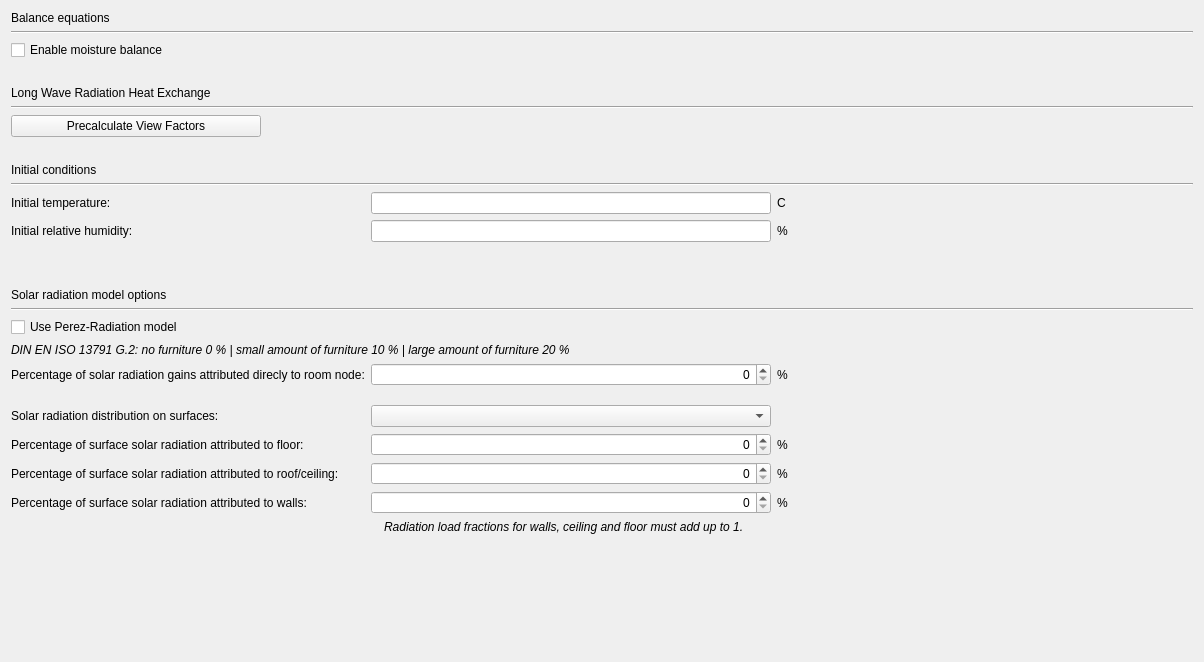
Above: SIM-VICUS/src/SVSimulationModelOptions.ui from Brockaaa/SIM-VICUS before the change. Below: the same form after it.
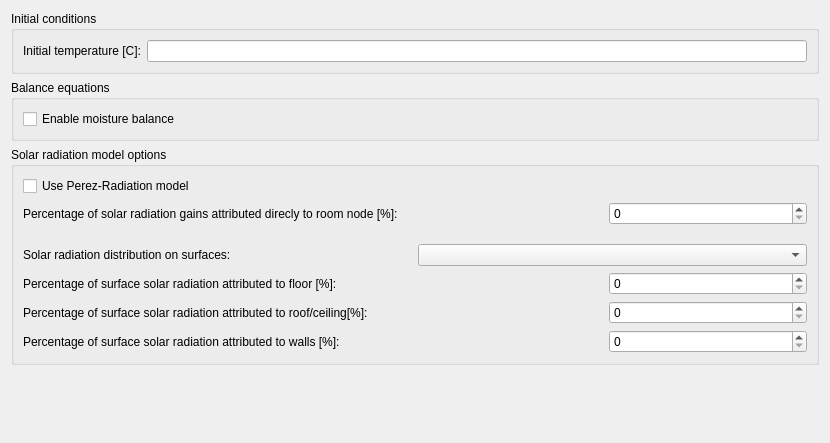
That is the form after the change. Icons and pictures are not drawn. Custom widgets are drawn as their Qt base class.

Diff of the .ui file:
```diff
--- a/SIM-VICUS/src/SVSimulationModelOptions.ui
+++ b/SIM-VICUS/src/SVSimulationModelOptions.ui
@@ -6,992 +6,135 @@
    <rect>
     <x>0</x>
     <y>0</y>
-    <width>1204</width>
-    <height>662</height>
+    <width>830</width>
+    <height>443</height>
    </rect>
   </property>
-  <property name="palette">
-   <palette>
-    <active/>
-    <inactive/>
-    <disabled/>
-   </palette>
-  </property>
   <property name="windowTitle">
    <string>Form</string>
   </property>
   <layout class="QVBoxLayout" name="verticalLayout">
    <item>
-    <widget class="QLabel" name="label_14">
-     <property name="text">
+    <widget class="QGroupBox" name="groupBox_2">
+     <property name="title">
+      <string>Initial conditions</string>
+     </property>
+     <layout class="QHBoxLayout" name="horizontalLayout">
+      <item>
+       <widget class="QLabel" name="label_6">
+        <property name="text">
+         <string>Initial temperature [C]:</string>
+        </property>
+       </widget>
+      </item>
+      <item>
+       <widget class="QtExt::ValidatingLineEdit" name="lineEditInitialTemperature"/>
+      </item>
+     </layout>
+    </widget>
+   </item>
+   <item>
+    <widget class="QGroupBox" name="groupBox_3">
+     <property name="title">
       <string>Balance equations</string>
      </property>
+     <layout class="QVBoxLayout" name="verticalLayout_2">
+      <item>
+       <widget class="QCheckBox" name="checkBoxEnableMoistureBalance">
+        <property name="text">
+         <string>Enable moisture balance</string>
+        </property>
+       </widget>
+      </item>
+     </layout>
     </widget>
    </item>
    <item>
-    <widget class="Line" name="line_3">
-     <property name="orientation">
-      <enum>Qt::Horizontal</enum>
+    <widget class="QGroupBox" name="groupBox">
+     <property name="title">
+      <string>Solar radiation model options</string>
      </property>
+     <layout class="QGridLayout" name="gridLayout">
+      <item row="0" column="0">
+       <widget class="QCheckBox" name="checkBoxUsePerez">
+        <property name="text">
+         <string>Use Perez-Radiation model</string>
+        </property>
+       </widget>
+      </item>
+      <item row="1" column="0">
+       <widget class="QLabel" name="label_2">
+        <property name="text">
+         <string>Percentage of solar radiation gains attributed direcly to room node [%]:</string>
+        </property>
+       </widget>
+      </item>
+      <item row="1" column="2">
+       <widget class="QSpinBox" name="spinBoxSolarRadiationGainsDirectlyToRoomNode"/>
+      </item>
+      <item row="2" column="1">
+       <spacer name="verticalSpacer_2">
+        <property name="orientation">
+         <enum>Qt::Vertical</enum>
+        </property>
+        <property name="sizeType">
+         <enum>QSizePolicy::Fixed</enum>
+        </property>
+        <property name="sizeHint" stdset="0">
+         <size>
+          <width>20</width>
+          <height>13</height>
+         </size>
+        </property>
+       </spacer>
+      </item>
+      <item row="3" column="0" colspan="3">
+       <layout class="QHBoxLayout" name="horizontalLayout_2">
+        <item>
+         <widget class="QLabel" name="label">
+          <property name="text">
+           <string>Solar radiation distribution on surfaces:</string>
+          </property>
+         </widget>
+        </item>
+        <item>
+         <widget class="QComboBox" name="comboBoxSolarDistributionModeltype"/>
+        </item>
+       </layout>
+      </item>
+      <item row="4" column="0">
+       <widget class="QLabel" name="label_3">
+        <property name="text">
+         <string>Percentage of surface solar radiation attributed to floor [%]:</string>
+        </property>
+       </widget>
+      </item>
+      <item row="4" column="2">
+       <widget class="QSpinBox" name="spinBoxSolarRadiationToFloor"/>
+      </item>
+      <item row="5" column="0" colspan="2">
+       <widget class="QLabel" name="label_4">
+        <property name="text">
+         <string>Percentage of surface solar radiation attributed to roof/ceiling[%]:</string>
+        </property>
+       </widget>
+      </item>
+      <item row="5" column="2">
+       <widget class="QSpinBox" name="spinBoxSolarRadiationToRoofCeiling"/>
+      </item>
+      <item row="6" column="0">
+       <widget class="QLabel" name="label_5">
+        <property name="text">
+         <string>Percentage of surface solar radiation attributed to walls [%]:</string>
+        </property>
+       </widget>
+      </item>
+      <item row="6" column="2">
+       <widget class="QSpinBox" name="spinBoxSolarRadiationToWalls"/>
+      </item>
+     </layout>
     </widget>
    </item>
-   <item>
-    <widget class="QCheckBox" name="checkBoxEnableMoistureBalance">
-     <property name="text">
-      <string>Enable moisture balance</string>
-     </property>
-    </widget>
-   </item>
-   <item>
-    <spacer name="verticalSpacer_3">
-     <property name="orientation">
-      <enum>Qt::Vertical</enum>
-     </property>
-     <property name="sizeType">
-      <enum>QSizePolicy::Maximum</enum>
-     </property>
-     <property name="sizeHint" stdset="0">
-      <size>
-       <width>20</width>
-       <height>20</height>
-      </size>
-     </property>
-    </spacer>
-   </item>
-   <item>
-    <widget class="QLabel" name="label_15">
-     <property name="text">
-      <string>Long Wave Radiation Heat Exchange</string>
-     </property>
-    </widget>
-   </item>
-   <item>
-    <widget class="Line" name="line_4">
-     <property name="orientation">
-      <enum>Qt::Horizontal</enum>
-     </property>
-    </widget>
-   </item>
-   <item>
-    <widget class="QPushButton" name="pushButtonPrecalculateViewFactors">
-     <property name="maximumSize">
-      <size>
-       <width>250</width>
-       <height>16777215</height>
-      </size>
-     </property>
-     <property name="text">
-      <string>Precalculate View Factors</string>
-     </property>
-    </widget>
-   </item>
-   <item>
-    <spacer name="verticalSpacer_5">
-     <property name="orientation">
-      <enum>Qt::Vertical</enum>
-     </property>
-     <property name="sizeType">
-      <enum>QSizePolicy::Maximum</enum>
-     </property>
-     <property name="sizeHint" stdset="0">
-      <size>
-       <width>20</width>
-       <height>20</height>
-      </size>
-     </property>
-    </spacer>
-   </item>
-   <item>
-    <layout class="QGridLayout" name="gridLayout">
-     <item row="3" column="0">
-      <widget class="QLabel" name="label_13">
-       <property name="text">
-        <string>Initial temperature:</string>
-       </property>
-      </widget>
-     </item>
-     <item row="11" column="3">
-      <spacer name="horizontalSpacer_2">
-       <property name="orientation">
-        <enum>Qt::Horizontal</enum>
-       </property>
-       <property name="sizeHint" stdset="0">
-        <size>
-         <width>40</width>
-         <height>20</height>
-        </size>
-       </property>
-      </spacer>
-     </item>
-     <item row="14" column="1">
-      <widget class="QSpinBox" name="spinBoxSolarRadiationToFloor">
-       <property name="maximumSize">
-        <size>
-         <width>400</width>
-         <height>16777215</height>
-        </size>
-       </property>
-       <property name="alignment">
-        <set>Qt::AlignRight|Qt::AlignTrailing|Qt::AlignVCenter</set>
-       </property>
-      </widget>
-     </item>
-     <item row="4" column="0">
-      <widget class="QLabel" name="labelInitialRelHum">
-       <property name="text">
-        <string>Initial relative humidity:</string>
-       </property>
-      </widget>
-     </item>
-     <item row="15" column="1">
-      <widget class="QSpinBox" name="spinBoxSolarRadiationToRoofCeiling">
-       <property name="maximumSize">
-        <size>
-         <width>400</width>
-         <height>16777215</height>
-        </size>
-       </property>
-       <property name="alignment">
-        <set>Qt::AlignRight|Qt::AlignTrailing|Qt::AlignVCenter</set>
-       </property>
-      </widget>
-     </item>
-     <item row="16" column="2">
-      <widget class="QLabel" name="label_11">
-       <property name="text">
-        <string>%</string>
-       </property>
-      </widget>
-     </item>
-     <item row="4" column="1">
-      <widget class="QtExt::ValidatingLineEdit" name="lineEditInitialRelativeHumidity">
-       <property name="maximumSize">
-        <size>
-         <width>400</width>
-         <height>16777215</height>
-        </size>
-       </property>
-      </widget>
-     </item>
-     <item row="17" column="1">
-      <layout class="QHBoxLayout" name="horizontalLayoutErrorSumOfFractions">
-       <item>
-        <widget class="QLabel" name="iconErrorFractionSum">
-         <property name="sizePolicy">
-          <sizepolicy hsizetype="Fixed" vsizetype="Preferred">
-           <horstretch>0</horstretch>
-           <verstretch>0</verstretch>
-          </sizepolicy>
-         </property>
-         <property name="text">
-          <string/>
-         </property>
-         <property name="pixmap">
-          <pixmap resource="../resources/SIM-VICUS.qrc">:/gfx/actions/16x16/error.png</pixmap>
-         </property>
-        </widget>
-       </item>
-       <item>
-        <widget class="QLabel" name="labelErrorFractionSum">
-         <property name="palette">
-          <palette>
-           <active>
-            <colorrole role="WindowText">
-             <brush brushstyle="SolidPattern">
-              <color alpha="255">
-               <red>255</red>
-               <green>0</green>
-               <blue>0</blue>
-              </color>
-             </brush>
-            </colorrole>
-            <colorrole role="Button">
-             <brush brushstyle="SolidPattern">
-              <color alpha="255">
-               <red>240</red>
-               <green>240</green>
-               <blue>240</blue>
-              </color>
-             </brush>
-            </colorrole>
-            <colorrole role="Light">
-             <brush brushstyle="SolidPattern">
-              <color alpha="255">
-               <red>255</red>
-               <green>255</green>
-               <blue>255</blue>
-              </color>
-             </brush>
-            </colorrole>
-            <colorrole role="Midlight">
-             <brush brushstyle="SolidPattern">
-              <color alpha="255">
-               <red>227</red>
-               <green>227</green>
-               <blue>227</blue>
-              </color>
-             </brush>
-            </colorrole>
-            <colorrole role="Dark">
-             <brush brushstyle="SolidPattern">
-              <color alpha="255">
-               <red>160</red>
-               <green>160</green>
-               <blue>160</blue>
-              </color>
-             </brush>
-            </colorrole>
-            <colorrole role="Mid">
-             <brush brushstyle="SolidPattern">
-              <color alpha="255">
-               <red>160</red>
-               <green>160</green>
-               <blue>160</blue>
-              </color>
-             </brush>
-            </colorrole>
-            <colorrole role="Text">
-             <brush brushstyle="SolidPattern">
-              <color alpha="255">
-               <red>0</red>
-               <green>0</green>
-               <blue>0</blue>
-              </color>
-             </brush>
-            </colorrole>
-            <colorrole role="BrightText">
-             <brush brushstyle="SolidPattern">
-              <color alpha="255">
-               <red>255</red>
-               <green>255</green>
-               <blue>255</blue>
-              </color>
-             </brush>
-            </colorrole>
-            <colorrole role="ButtonText">
-             <brush brushstyle="SolidPattern">
-              <color alpha="255">
-               <red>0</red>
-               <green>0</green>
-               <blue>0</blue>
-              </color>
-             </brush>
-            </colorrole>
-            <colorrole role="Base">
-             <brush brushstyle="SolidPattern">
-              <color alpha="255">
-               <red>255</red>
-               <green>255</green>
-               <blue>255</blue>
-              </color>
-             </brush>
-            </colorrole>
-            <colorrole role="Window">
-             <brush brushstyle="SolidPattern">
-              <color alpha="255">
-               <red>240</red>
-               <green>240</green>
-               <blue>240</blue>
-              </color>
-             </brush>
-            </colorrole>
-            <colorrole role="Shadow">
-             <brush brushstyle="SolidPattern">
-              <color alpha="255">
-               <red>105</red>
-               <green>105</green>
-               <blue>105</blue>
-              </color>
-             </brush>
-            </colorrole>
-            <colorrole role="Highlight">
-             <brush brushstyle="SolidPattern">
-              <color alpha="255">
-               <red>0</red>
-               <green>120</green>
-               <blue>215</blue>
-              </color>
-             </brush>
-            </colorrole>
-            <colorrole role="HighlightedText">
-             <brush brushstyle="SolidPattern">
-              <color alpha="255">
-               <red>255</red>
-               <green>255</green>
-               <blue>255</blue>
-              </color>
-             </brush>
-            </colorrole>
-            <colorrole role="Link">
-             <brush brushstyle="SolidPattern">
-              <color alpha="255">
-               <red>0</red>
-               <green>0</green>
-               <blue>255</blue>
-              </color>
-             </brush>
-            </colorrole>
-            <colorrole role="LinkVisited">
-             <brush brushstyle="SolidPattern">
-              <color alpha="255">
-               <red>255</red>
-               <green>0</green>
-               <blue>255</blue>
-              </color>
-             </brush>
-            </colorrole>
-            <colorrole role="AlternateBase">
-             <brush brushstyle="SolidPattern">
-              <color alpha="255">
-               <red>245</red>
-               <green>245</green>
-               <blue>245</blue>
-              </color>
-             </brush>
-            </colorrole>
-            <colorrole role="NoRole">
-             <brush brushstyle="NoBrush">
-              <color alpha="255">
-               <red>0</red>
-               <green>0</green>
-               <blue>0</blue>
-              </color>
-             </brush>
-            </colorrole>
-            <colorrole role="ToolTipBase">
-             <brush brushstyle="SolidPattern">
-              <color alpha="255">
-               <red>255</red>
-               <green>255</green>
-               <blue>220</blue>
-              </color>
-             </brush>
-            </colorrole>
-            <colorrole role="ToolTipText">
-             <brush brushstyle="SolidPattern">
-              <color alpha="255">
-               <red>0</red>
-               <green>0</green>
-               <blue>0</blue>
-              </color>
-             </brush>
-            </colorrole>
-            <colorrole role="PlaceholderText">
-             <brush brushstyle="SolidPattern">
-              <color alpha="128">
-               <red>0</red>
-               <green>0</green>
-               <blue>0</blue>
-              </color>
-             </brush>
-            </colorrole>
-           </active>
-           <inactive>
-            <colorrole role="WindowText">
-             <brush brushstyle="SolidPattern">
-              <color alpha="255">
-               <red>0</red>
-               <green>0</green>
-               <blue>0</blue>
-              </color>
-             </brush>
-            </colorrole>
-            <colorrole role="Button">
-             <brush brushstyle="SolidPattern">
-              <color alpha="255">
-               <red>240</red>
-               <green>240</green>
-               <blue>240</blue>
-              </color>
-             </brush>
-            </colorrole>
-            <colorrole role="Light">
-             <brush brushstyle="SolidPattern">
-              <color alpha="255">
-               <red>255</red>
-               <green>255</green>
-               <blue>255</blue>
-              </color>
-             </brush>
-            </colorrole>
-            <colorrole role="Midlight">
-             <brush brushstyle="SolidPattern">
-              <color alpha="255">
-               <red>227</red>
-               <green>227</green>
-               <blue>227</blue>
-              </color>
-             </brush>
-            </colorrole>
-            <colorrole role="Dark">
-             <brush brushstyle="SolidPattern">
-              <color alpha="255">
-               <red>160</red>
-               <green>160</green>
-               <blue>160</blue>
-              </color>
-             </brush>
-            </colorrole>
-            <colorrole role="Mid">
-             <brush brushstyle="SolidPattern">
-              <color alpha="255">
-               <red>160</red>
-               <green>160</green>
-               <blue>160</blue>
-              </color>
-             </brush>
-            </colorrole>
-            <colorrole role="Text">
-             <brush brushstyle="SolidPattern">
-              <color alpha="255">
-               <red>0</red>
-               <green>0</green>
-               <blue>0</blue>
-              </color>
-             </brush>
-            </colorrole>
-            <colorrole role="BrightText">
-             <brush brushstyle="SolidPattern">
-              <color alpha="255">
-               <red>255</red>
-               <green>255</green>
-               <blue>255</blue>
-              </color>
-             </brush>
-            </colorrole>
-            <colorrole role="ButtonText">
-             <brush brushstyle="SolidPattern">
-              <color alpha="255">
-               <red>0</red>
-               <green>0</green>
-               <blue>0</blue>
-              </color>
-             </brush>
-            </colorrole>
-            <colorrole role="Base">
-             <brush brushstyle="SolidPattern">
-              <color alpha="255">
-               <red>255</red>
-               <green>255</green>
-               <blue>255</blue>
-              </color>
-             </brush>
-            </colorrole>
-            <colorrole role="Window">
-             <brush brushstyle="SolidPattern">
-              <color alpha="255">
-               <red>240</red>
-               <green>240</green>
-               <blue>240</blue>
-              </color>
-             </brush>
-            </colorrole>
-            <colorrole role="Shadow">
-             <brush brushstyle="SolidPattern">
-              <color alpha="255">
-               <red>105</red>
-               <green>105</green>
-               <blue>105</blue>
-              </color>
-             </brush>
-            </colorrole>
-            <colorrole role="Highlight">
-             <brush brushstyle="SolidPattern">
-              <color alpha="255">
-               <red>240</red>
-               <green>240</green>
-               <blue>240</blue>
-              </color>
-             </brush>
-            </colorrole>
-            <colorrole role="HighlightedText">
-             <brush brushstyle="SolidPattern">
-              <color alpha="255">
-               <red>0</red>
-               <green>0</green>
-               <blue>0</blue>
-              </color>
-             </brush>
-            </colorrole>
-            <colorrole role="Link">
-             <brush brushstyle="SolidPattern">
-              <color alpha="255">
-               <red>0</red>
-               <green>0</green>
-               <blue>255</blue>
-              </color>
-             </brush>
-            </colorrole>
-            <colorrole role="LinkVisited">
-             <brush brushstyle="SolidPattern">
-              <color alpha="255">
-               <red>255</red>
-               <green>0</green>
-               <blue>255</blue>
-              </color>
-             </brush>
-            </colorrole>
-            <colorrole role="AlternateBase">
-             <brush brushstyle="SolidPattern">
-              <color alpha="255">
-               <red>245</red>
-               <green>245</green>
-               <blue>245</blue>
-              </color>
-             </brush>
-            </colorrole>
-            <colorrole role="NoRole">
-             <brush brushstyle="NoBrush">
-              <color alpha="255">
-               <red>0</red>
-               <green>0</green>
-               <blue>0</blue>
-              </color>
-             </brush>
-            </colorrole>
-            <colorrole role="ToolTipBase">
-             <brush brushstyle="SolidPattern">
-              <color alpha="255">
-               <red>255</red>
-               <green>255</green>
-               <blue>220</blue>
-              </color>
-             </brush>
-            </colorrole>
-            <colorrole role="ToolTipText">
-             <brush brushstyle="SolidPattern">
-              <color alpha="255">
-               <red>0</red>
-               <green>0</green>
-               <blue>0</blue>
-              </color>
-             </brush>
-            </colorrole>
-            <colorrole role="PlaceholderText">
-             <brush brushstyle="SolidPattern">
-              <color alpha="128">
-               <red>0</red>
-               <green>0</green>
-               <blue>0</blue>
-              </color>
-             </brush>
-            </colorrole>
-           </inactive>
-           <disabled>
-            <colorrole role="WindowText">
-             <brush brushstyle="SolidPattern">
-              <color alpha="255">
-               <red>120</red>
-               <green>120</green>
-               <blue>120</blue>
-              </color>
-             </brush>
-            </colorrole>
-            <colorrole role="Button">
-             <brush brushstyle="SolidPattern">
-              <color alpha="255">
-               <red>240</red>
-               <green>240</green>
-               <blue>240</blue>
-              </color>
-             </brush>
-            </colorrole>
-            <colorrole role="Light">
-             <brush brushstyle="SolidPattern">
-              <color alpha="255">
-               <red>255</red>
-               <green>255</green>
-               <blue>255</blue>
-              </color>
-             </brush>
-            </colorrole>
-            <colorrole role="Midlight">
-             <brush brushstyle="SolidPattern">
-              <color alpha="255">
-               <red>247</red>
-               <green>247</green>
-               <blue>247</blue>
-              </color>
-             </brush>
-            </colorrole>
-            <colorrole role="Dark">
-             <brush brushstyle="SolidPattern">
-              <color alpha="255">
-               <red>160</red>
-               <green>160</green>
-               <blue>160</blue>
-              </color>
-             </brush>
-            </colorrole>
-            <colorrole role="Mid">
-             <brush brushstyle="SolidPattern">
-              <color alpha="255">
-               <red>160</red>
-               <green>160</green>
-               <blue>160</blue>
-              </color>
-             </brush>
-            </colorrole>
-            <colorrole role="Text">
-             <brush brushstyle="SolidPattern">
-              <color alpha="255">
-               <red>120</red>
-               <green>120</green>
-               <blue>120</blue>
-              </color>
-             </brush>
-            </colorrole>
-            <colorrole role="BrightText">
-             <brush brushstyle="SolidPattern">
-              <color alpha="255">
-               <red>255</red>
-               <green>255</green>
-               <blue>255</blue>
-              </color>
-             </brush>
-            </colorrole>
-            <colorrole role="ButtonText">
-             <brush brushstyle="SolidPattern">
-              <color alpha="255">
-               <red>120</red>
-               <green>120</green>
-               <blue>120</blue>
-              </color>
-             </brush>
-            </colorrole>
-            <colorrole role="Base">
-             <brush brushstyle="SolidPattern">
-              <color alpha="255">
-               <red>240</red>
-               <green>240</green>
-               <blue>240</blue>
-              </color>
-             </brush>
-            </colorrole>
-            <colorrole role="Window">
-             <brush brushstyle="SolidPattern">
-              <color alpha="255">
-               <red>240</red>
-               <green>240</green>
-               <blue>240</blue>
-              </color>
-             </brush>
-            </colorrole>
-            <colorrole role="Shadow">
-             <brush brushstyle="SolidPattern">
-              <color alpha="255">
-               <red>0</red>
-               <green>0</green>
-               <blue>0</blue>
-              </color>
-             </brush>
-            </colorrole>
-            <colorrole role="Highlight">
-             <brush brushstyle="SolidPattern">
-              <color alpha="255">
-               <red>0</red>
-               <green>120</green>
-               <blue>215</blue>
-              </color>
-             </brush>
-            </colorrole>
-            <colorrole role="HighlightedText">
-             <brush brushstyle="SolidPattern">
-              <color alpha="255">
-               <red>255</red>
-               <green>255</green>
-               <blue>255</blue>
-              </color>
-             </brush>
-            </colorrole>
-            <colorrole role="Link">
-             <brush brushstyle="SolidPattern">
-              <color alpha="255">
-               <red>0</red>
-               <green>0</green>
-               <blue>255</blue>
-              </color>
-             </brush>
-            </colorrole>
-            <colorrole role="LinkVisited">
-             <brush brushstyle="SolidPattern">
-              <color alpha="255">
-               <red>255</red>
-               <green>0</green>
-               <blue>255</blue>
-              </color>
-             </brush>
-            </colorrole>
-            <colorrole role="AlternateBase">
-             <brush brushstyle="SolidPattern">
-              <color alpha="255">
-               <red>245</red>
-               <green>245</green>
-               <blue>245</blue>
-              </color>
-             </brush>
-            </colorrole>
-            <colorrole role="NoRole">
-             <brush brushstyle="NoBrush">
-              <color alpha="255">
-               <red>0</red>
-               <green>0</green>
-               <blue>0</blue>
-              </color>
-             </brush>
-            </colorrole>
-            <colorrole role="ToolTipBase">
-             <brush brushstyle="SolidPattern">
-              <color alpha="255">
-               <red>255</red>
-               <green>255</green>
-               <blue>220</blue>
-              </color>
-             </brush>
-            </colorrole>
-            <colorrole role="ToolTipText">
-             <brush brushstyle="SolidPattern">
-              <color alpha="255">
-               <red>0</red>
-               <green>0</green>
-               <blue>0</blue>
-              </color>
-             </brush>
-            </colorrole>
-            <colorrole role="PlaceholderText">
-             <brush brushstyle="SolidPattern">
-              <color alpha="128">
-               <red>0</red>
-               <green>0</green>
-               <blue>0</blue>
-              </color>
-             </brush>
-            </colorrole>
-           </disabled>
-          </palette>
-         </property>
-         <property name="font">
-          <font>
-           <italic>true</italic>
-          </font>
-         </property>
-         <property name="text">
-          <string>Radiation load fractions for walls, ceiling and floor must add up to 1.</string>
-         </property>
-        </widget>
-       </item>
-      </layout>
-     </item>
-     <item row="14" column="0">
-      <widget class="QLabel" name="label_3">
-       <property name="text">
-        <string>Percentage of surface solar radiation attributed to floor:</string>
-       </property>
-      </widget>
-     </item>
-     <item row="6" column="0">
-      <widget class="QLabel" name="label_25">
-       <property name="text">
-        <string>Solar radiation model options</string>
-       </property>
-      </widget>
-     </item>
-     <item row="1" column="0" colspan="4">
-      <widget class="Line" name="line_2">
-       <property name="orientation">
-        <enum>Qt::Horizontal</enum>
-       </property>
-      </widget>
-     </item>
-     <item row="13" column="1" colspan="2">
-      <widget class="QComboBox" name="comboBoxSolarDistributionModeltype">
-       <property name="maximumSize">
-        <size>
-         <width>400</width>
-         <height>16777215</height>
-        </size>
-       </property>
-      </widget>
-     </item>
-     <item row="14" column="2">
-      <widget class="QLabel" name="label_9">
-       <property name="text">
-        <string>%</string>
-       </property>
-      </widget>
-     </item>
-     <item row="13" column="0">
-      <widget class="QLabel" name="label">
-       <property name="text">
-        <string>Solar radiation distribution on surfaces:</string>
-       </property>
-      </widget>
-     </item>
-     <item row="11" column="2">
-      <widget class="QLabel" name="label_8">
-       <property name="text">
-        <string>%</string>
-       </property>
-      </widget>
-     </item>
-     <item row="16" column="1">
-      <widget class="QSpinBox" name="spinBoxSolarRadiationToWalls">
-       <property name="maximumSize">
-        <size>
-         <width>400</width>
-         <height>16777215</height>
-        </size>
-       </property>
-       <property name="alignment">
-        <set>Qt::AlignRight|Qt::AlignTrailing|Qt::AlignVCenter</set>
-       </property>
-      </widget>
-     </item>
-     <item row="3" column="1">
-      <widget class="QtExt::ValidatingLineEdit" name="lineEditInitialTemperature">
-       <property name="maximumSize">
-        <size>
-         <width>400</width>
-         <height>16777215</height>
-        </size>
-       </property>
-      </widget>
-     </item>
-     <item row="10" column="0" colspan="4">
-      <widget class="QLabel" name="label_7">
-       <property name="font">
-        <font>
-         <italic>true</italic>
-        </font>
-       </property>
-       <property name="text">
-        <string>DIN EN ISO 13791 G.2: no furniture 0 % | small amount of furniture 10 % | large amount of furniture 20 %</string>
-       </property>
-      </widget>
-     </item>
-     <item row="11" column="1">
-      <widget class="QSpinBox" name="spinBoxSolarRadiationGainsDirectlyToRoomNode">
-       <property name="maximumSize">
-        <size>
-         <width>400</width>
-         <height>16777215</height>
-        </size>
-       </property>
-       <property name="alignment">
-        <set>Qt::AlignRight|Qt::AlignTrailing|Qt::AlignVCenter</set>
-       </property>
-      </widget>
-     </item>
-     <item row="11" column="0">
-      <widget class="QLabel" name="label_2">
-       <property name="text">
-        <string>Percentage of solar radiation gains attributed direcly to room node:</string>
-       </property>
-      </widget>
-     </item>
-     <item row="4" column="2">
-      <widget class="QLabel" name="labelInitialRelHumPerc">
-       <property name="text">
-        <string>%</string>
-       </property>
-      </widget>
-     </item>
-     <item row="16" column="0">
-      <widget class="QLabel" name="label_5">
-       <property name="text">
-        <string>Percentage of surface solar radiation attributed to walls:</string>
-       </property>
-      </widget>
-     </item>
-     <item row="3" column="2">
-      <widget class="QLabel" name="label_12">
-       <property name="text">
-        <string>C</string>
-       </property>
-      </widget>
-     </item>
-     <item row="15" column="2">
-      <widget class="QLabel" name="label_10">
-       <property name="text">
-        <string>%</string>
-       </property>
-      </widget>
-     </item>
-     <item row="0" column="0" colspan="2">
-      <widget class="QLabel" name="label_6">
-       <property name="text">
-        <string>Initial conditions</string>
-       </property>
-      </widget>
-     </item>
-     <item row="9" column="0">
-      <widget class="QCheckBox" name="checkBoxUsePerez">
-       <property name="text">
-        <string>Use Perez-Radiation model</string>
-       </property>
-      </widget>
-     </item>
-     <item row="15" column="0">
-      <widget class="QLabel" name="label_4">
-       <property name="text">
-        <string>Percentage of surface solar radiation attributed to roof/ceiling:</string>
-       </property>
-      </widget>
-     </item>
-     <item row="12" column="1">
-      <spacer name="verticalSpacer_2">
-       <property name="orientation">
-        <enum>Qt::Vertical</enum>
-       </property>
-       <property name="sizeType">
-        <enum>QSizePolicy::Fixed</enum>
-       </property>
-       <property name="sizeHint" stdset="0">
-        <size>
-         <width>20</width>
-         <height>13</height>
-        </size>
-       </property>
-      </spacer>
-     </item>
-     <item row="7" column="0" colspan="4">
-      <widget class="Line" name="line">
-       <property name="orientation">
-        <enum>Qt::Horizontal</enum>
-       </property>
-      </widget>
-     </item>
-     <item row="5" column="0">
-      <spacer name="verticalSpacer_4">
-       <property name="orientation">
-        <enum>Qt::Vertical</enum>
-       </property>
-       <property name="sizeType">
-        <enum>QSizePolicy::Maximum</enum>
-       </property>
-       <property name="sizeHint" stdset="0">
-        <size>
-         <width>20</width>
-         <height>40</height>
-        </size>
-       </property>
-      </spacer>
-     </item>
-     <item row="13" column="3">
-      <spacer name="horizontalSpacer">
-       <property name="orientation">
-        <enum>Qt::Horizontal</enum>
-       </property>
-       <property name="sizeHint" stdset="0">
-        <size>
-         <width>40</width>
-         <height>20</height>
-        </size>
-       </property>
-      </spacer>
-     </item>
-    </layout>
-   </item>
    <item>
     <spacer name="verticalSpacer">
      <property name="orientation">
```
Left out of the diff: 4 changed lines with no effect on the pictures.
